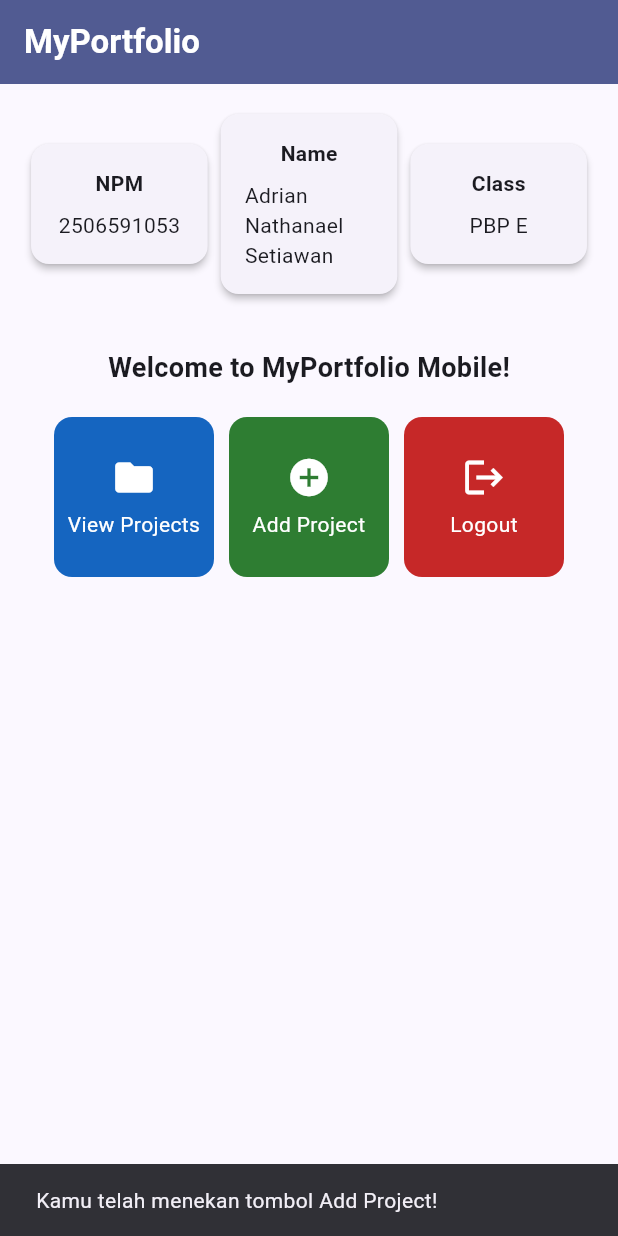
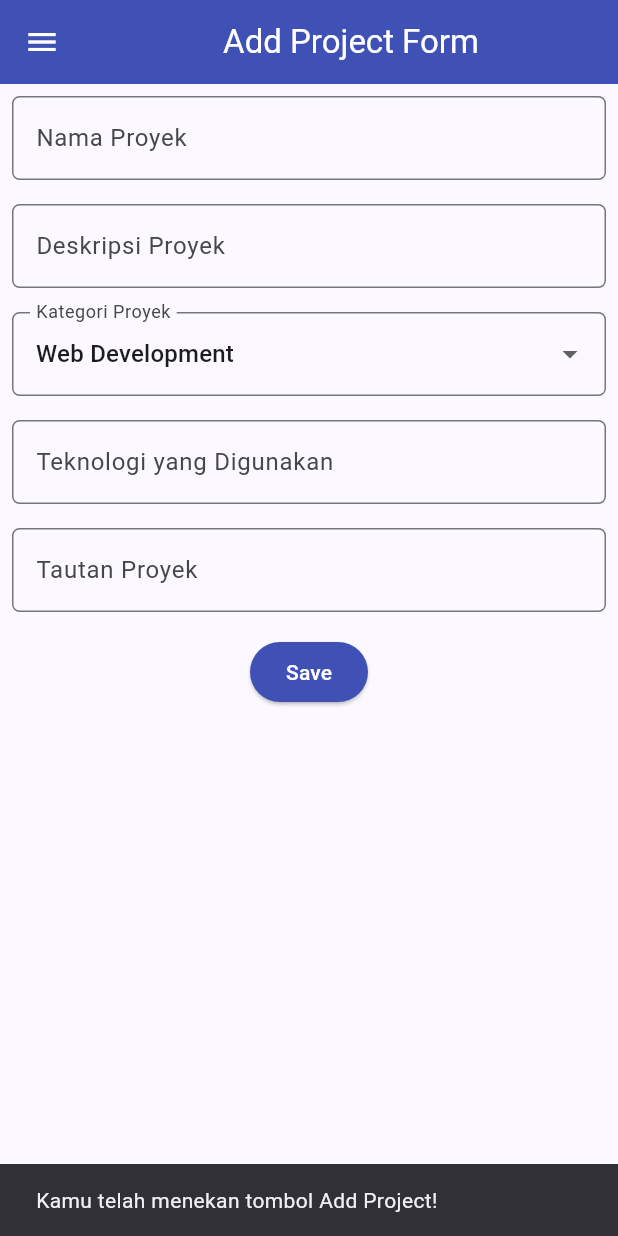
Before and after one commit to Adriannathan89/myportofolio_mobile, a Flutter app: the screen it shows after launch, after a tap on "Add Project", on a phone screen of 412 x 824 dp. Run offline on Flutter 3.47's test engine with Material 3 defaults, Android fonts, the phone set to English and light mode, and no system bars.

Commit message:
tutorial 09

```diff
--- a/lib/main.dart
+++ b/lib/main.dart
@@ -1,5 +1,5 @@
 import 'package:flutter/material.dart';
-import 'package:myportofolio_mobile/menu.dart';
+import 'package:myportofolio_mobile/screens/menu.dart';
 
 void main() {
   runApp(const MyApp());
--- a/lib/menu.dart
+++ b/lib/screens/menu.dart
@@ -1,4 +1,6 @@
 import 'package:flutter/material.dart';
+import 'package:myportofolio_mobile/screens/project_form.dart';
+import 'package:myportofolio_mobile/widgets/left_drawer.dart';
 
 class MyHomePage extends StatelessWidget {
   MyHomePage({super.key});
@@ -26,6 +28,9 @@ class MyHomePage extends StatelessWidget {
         ),
         backgroundColor: Theme.of(context).colorScheme.primary,
       ),
+
+      drawer: const LeftDrawer(),
+
       body: Padding(
         padding: const EdgeInsets.all(16.0),
         child: Column(
@@ -127,12 +132,24 @@ class ItemCard extends StatelessWidget {
       color: item.color,
       borderRadius: BorderRadius.circular(12),
       child: InkWell(
+        // Area responsif terhadap sentuhan
         onTap: () {
+          // Memunculkan SnackBar ketika diklik
           ScaffoldMessenger.of(context)
             ..hideCurrentSnackBar()
             ..showSnackBar(
-              SnackBar(content: Text("Kamu telah menekan tombol ${item.name}!"))
+              SnackBar(
+                content: Text("Kamu telah menekan tombol ${item.name}!"),
+              ),
             );
+
+          // Navigate ke halaman yang sesuai
+          if (item.name == "Add Project") {
+            Navigator.push(
+              context,
+              MaterialPageRoute(builder: (context) => const ProjectFormPage()),
+            );
+          }
         },
         child: Container(
           padding: const EdgeInsets.all(8),
--- /dev/null
+++ b/lib/screens/project_form.dart
@@ -0,0 +1,225 @@
+import "package:flutter/material.dart";
+import "package:myportofolio_mobile/widgets/left_drawer.dart";
+
+class ProjectFormPage extends StatefulWidget {
+  const ProjectFormPage({super.key});
+
+  @override
+  State<ProjectFormPage> createState() => _ProjectFormPageState();
+}
+
+class _ProjectFormPageState extends State<ProjectFormPage> {
+  final _formKey = GlobalKey<FormState>();
+
+  String _projectName = "";
+  String _description = "";
+  String _category = "Web Development";
+  String _technology = "";
+  String _projectLink = "";
+
+  final List<String> _categories = [
+    "Web Development",
+    "Mobile Development",
+    "Machine Learning",
+    "Data Science",
+    "Other",
+  ];
+
+  @override
+  Widget build(BuildContext context) {
+    return Scaffold(
+      appBar: AppBar(
+        title: const Center(
+          child: Text(
+            'Add Project Form',
+          )
+        ),
+        backgroundColor: Colors.indigo,
+        foregroundColor: Colors.white,
+      ),
+
+      drawer: const LeftDrawer(),
+
+      body: Form(
+        key: _formKey,
+        child: SingleChildScrollView(
+          child: Column(
+            crossAxisAlignment: CrossAxisAlignment.start,
+            children: [
+              // === Project Name ===
+              Padding(
+                padding: const EdgeInsets.all(8.0),
+                child: TextFormField(
+                  decoration: InputDecoration(
+                    hintText: "Nama Proyek",
+                    labelText: "Nama Proyek",
+                    border: OutlineInputBorder(
+                      borderRadius: BorderRadius.circular(5.0),
+                    )
+                  ),
+                  onChanged: (String? value) {
+                    setState(() {
+                      _projectName = value!;
+                    });
+                  },
+
+                  validator: (String? value) {
+                    if (value == null || value.isEmpty) {
+                      return 'Nama proyek tidak boleh kosong!';
+                    }
+                    return null;
+                  }
+                ),
+              ),
+
+              // === Description ===
+              Padding(
+                padding: const EdgeInsets.all(8.0),
+                child: TextFormField(
+                  decoration: InputDecoration(
+                    hintText: "Deskripsi Proyek",
+                    labelText: "Deskripsi Proyek",
+                    border: OutlineInputBorder(
+                      borderRadius: BorderRadius.circular(5.0),
+                    )
+                  ),
+                  onChanged: (String? value) {
+                    setState(() {
+                      _description = value!;
+                    });
+                  },
+                  validator: (String? value) {
+                    if (value == null || value.isEmpty) {
+                      return 'Deskripsi proyek tidak boleh kosong!';
+                    }
+                    return null;
+                  }
+                ),
+              ),
+
+              // === Category ===
+              Padding(
+                padding: const EdgeInsets.all(8.0),
+                child: DropdownButtonFormField<String>(
+                  decoration: InputDecoration(
+                    labelText: "Kategori Proyek",
+                    border: OutlineInputBorder(
+                      borderRadius: BorderRadius.circular(5.0),
+                    )
+                  ),
+                  initialValue: _category,
+                  items: _categories.map((String category) {
+                    return DropdownMenuItem<String>(
+                      value: category,
+                      child: Text(category),
+                    );
+                  }).toList(),
+                  onChanged: (String? newValue) {
+                    setState(() {
+                      _category = newValue!;
+                    });
+                  },
+                ),
+              ),
+
+              // === Technology ===
+              Padding(
+                padding: const EdgeInsets.all(8.0),
+                child: TextFormField(
+                  decoration: InputDecoration(
+                    hintText: "Contoh: Flutter, React, Python",
+                    labelText: "Teknologi yang Digunakan",
+                    border: OutlineInputBorder(
+                      borderRadius: BorderRadius.circular(5.0),
+                    )
+                  ),
+                  onChanged: (String? value) {
+                    setState(() {
+                      _technology = value!;
+                    });
+                  },
+                  validator: (String? value) {
+                    if (value == null || value.isEmpty) {
+                      return 'Teknologi yang digunakan tidak boleh kosong!';
+                    }
+                    return null;
+                  }
+                ),
+              ),
+
+              // === Project Link ===
+              Padding(
+                padding: const EdgeInsets.all(8.0),
+                child: TextFormField(
+                  decoration: InputDecoration(
+                    hintText: "URL Proyek (Opsional)",
+                    labelText: "Tautan Proyek",
+                    border: OutlineInputBorder(
+                      borderRadius: BorderRadius.circular(5.0),
+                    )
+                  ),
+                  onChanged: (String? value) {
+                    setState(() {
+                      _projectLink = value!;
+                    });
+                  },
+                ),
+              ),
+
+              // === Tombol Simpan ===
+              Align(
+                alignment: Alignment.bottomCenter,
+                child: Padding(
+                  padding: const EdgeInsets.all(8.0),
+                  child: ElevatedButton(
+                    style: ButtonStyle(
+                      backgroundColor:
+                          WidgetStateProperty.all(Colors.indigo),
+                    ),
+                    onPressed: () {
+                      if (_formKey.currentState!.validate()) {
+                        showDialog(
+                          context: context,
+                          builder: (context) {
+                            return AlertDialog(
+                              title: const Text('Proyek berhasil ditambahkan!'),
+                              content: SingleChildScrollView(
+                                child: Column(
+                                  crossAxisAlignment: CrossAxisAlignment.start,
+                                  children: [
+                                    Text('Nama Proyek: $_projectName'),
+                                    Text('Deskripsi: $_description'),
+                                    Text('Kategori: $_category'),
+                                    Text('Teknologi: $_technology'),
+                                    Text('Tautan: $_projectLink'),
+                                  ],
+                                ),
+                              ),
+                              actions: [
+                                TextButton(
+                                  child: const Text('OK'),
+                                  onPressed: () {
+                                    Navigator.pop(context);
+                                    _formKey.currentState!.reset();
+                                  },
+                                ),
+                              ],
+                            );
+                          },
+                        );
+                      }
+                    },
+                    child: const Text(
+                      "Save",
+                      style: TextStyle(color: Colors.white),
+                    ),
+                  ),
+                ),
+              ),
+            ]
+          ),
+        ),
+      ),
+    );
+  }
+}
--- /dev/null
+++ b/lib/widgets/left_drawer.dart
@@ -0,0 +1,62 @@
+import 'package:flutter/material.dart';
+import 'package:myportofolio_mobile/screens/menu.dart';
+import 'package:myportofolio_mobile/screens/project_form.dart';
+
+class LeftDrawer extends StatelessWidget {
+  const LeftDrawer({super.key});
+
+  @override
+  Widget build(BuildContext context) {
+    return Drawer(
+      child: ListView(
+        children: [
+          const DrawerHeader(
+            decoration: BoxDecoration(color: Colors.indigo),
+            child: Column(
+              crossAxisAlignment: CrossAxisAlignment.start,
+              children: [
+                Text(
+                  'My Portfolio',
+                  style: TextStyle(
+                    fontSize: 30,
+                    fontWeight: FontWeight.bold,
+                    color: Colors.white,
+                  ),
+                ),
+                SizedBox(height: 10),
+                Text(
+                  'Explore personal projects and experiences!',
+                  style: TextStyle(fontSize: 15, color: Colors.white),
+                ),
+              ],
+            ),
+          ),
+
+          // TODO: Bagian routing
+          ListTile(
+            leading: const Icon(Icons.home_outlined),
+            title: const Text('Home'),
+            // Navigasi ke halaman utama portofolio
+            onTap: () {
+              Navigator.pushReplacement(
+                context,
+                MaterialPageRoute(builder: (context) => MyHomePage()),
+              );
+            },
+          ),
+          ListTile(
+            leading: const Icon(Icons.add_circle_outline),
+            title: const Text('Add Project'),
+            // Navigasi ke halaman tambah proyek
+            onTap: () {
+              Navigator.pushReplacement(
+                context,
+                MaterialPageRoute(builder: (context) => const ProjectFormPage()),
+              );
+            },
+          ),
+        ],
+      ),
+    );
+  }
+}
```
Also changed, not shown: lib/widgets/project_card.dart (added).
